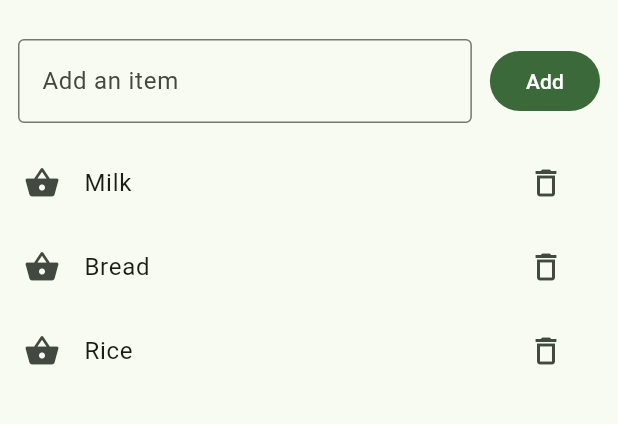
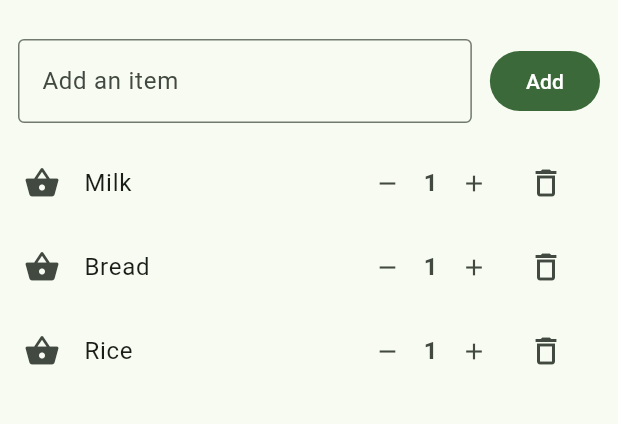
Before and after one commit to nshh123/shopping_list, a Flutter app: the screen it shows after launch, on a phone screen of 412 x 824 dp, the part 63-487 px from its top. Run offline on Flutter 3.47's test engine with Material 3 defaults, Android fonts, the phone set to English and light mode, and no system bars.

Commit message:
Part 2: quantities

```diff
--- a/lib/main.dart
+++ b/lib/main.dart
@@ -5,9 +5,10 @@ void main() {
 }
 
 class Item {
-  Item(this.name);
+  Item(this.name, {this.quantity = 1});
 
   String name;
+  int quantity;
   bool bought = false;
 }
 
@@ -34,7 +35,11 @@ class HomeScreen extends StatefulWidget {
 }
 
 class _HomeScreenState extends State<HomeScreen> {
-  final items = [Item('Milk'), Item('Bread'), Item('Rice')];
+  final items = [
+    Item('Milk', quantity: 1),
+    Item('Bread', quantity: 1),
+    Item('Rice', quantity: 1),
+  ];
   final controller = TextEditingController();
 
   void addItem() {
@@ -129,13 +134,45 @@ class _HomeScreenState extends State<HomeScreen> {
                             item.bought = !item.bought;
                           });
                         },
-                        trailing: IconButton(
+                        trailing: Row(
+                          mainAxisSize: MainAxisSize.min,
+                          children: [
+                            IconButton(
+                              icon: const Icon(Icons.remove),
+                              iconSize: 18,
+                              onPressed: () {
+                                if (item.quantity > 1) {
+                                  setState(() {
+                                    item.quantity -= 1;
+                                  });
+                                }
+                              },
+                            ),
+                            Text(
+                              '${item.quantity}',
+                              style: const TextStyle(
+                                fontWeight: FontWeight.bold,
+                                fontSize: 16,
+                              ),
+                            ),
+                            IconButton(
+                              icon: const Icon(Icons.add),
+                              iconSize: 18,
+                              onPressed: () {
+                                setState(() {
+                                  item.quantity += 1;
+                                });
+                              },
+                            ),
+                            IconButton(
                               icon: const Icon(Icons.delete_outline),
                               onPressed: () {
                                 setState(() {
                                   items.removeAt(index);
                                 });
                               },
+                            ),
+                          ],
                         ),
                       );
                     },
```
Lines whose indentation alone changed are shown as unchanged.
